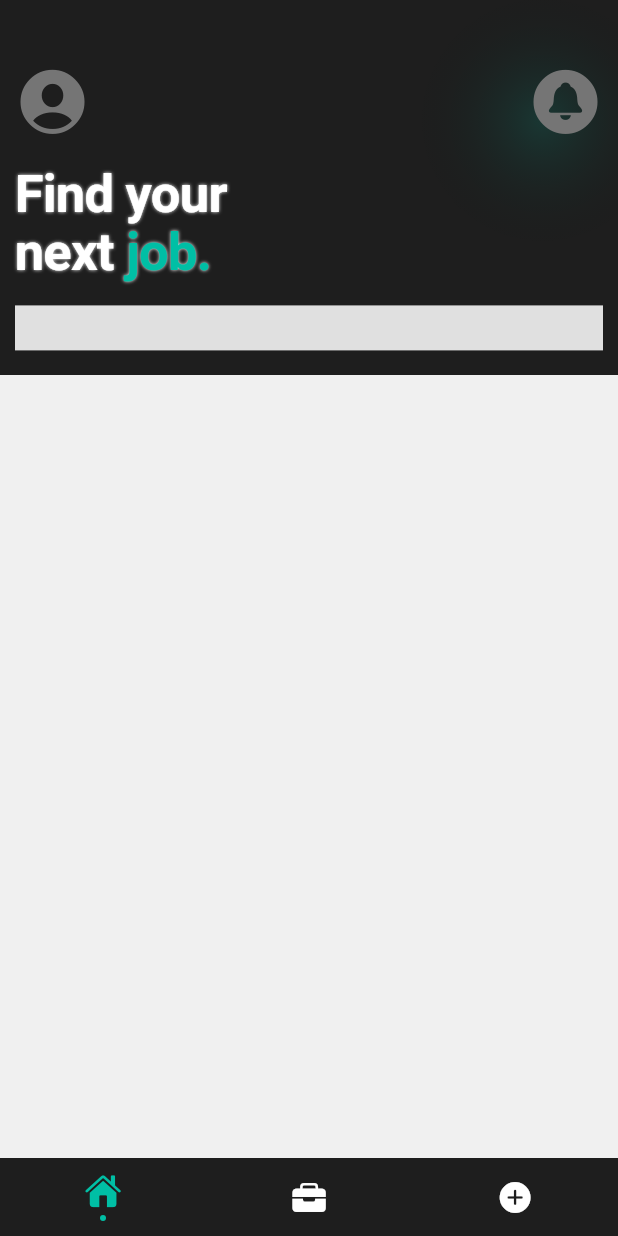
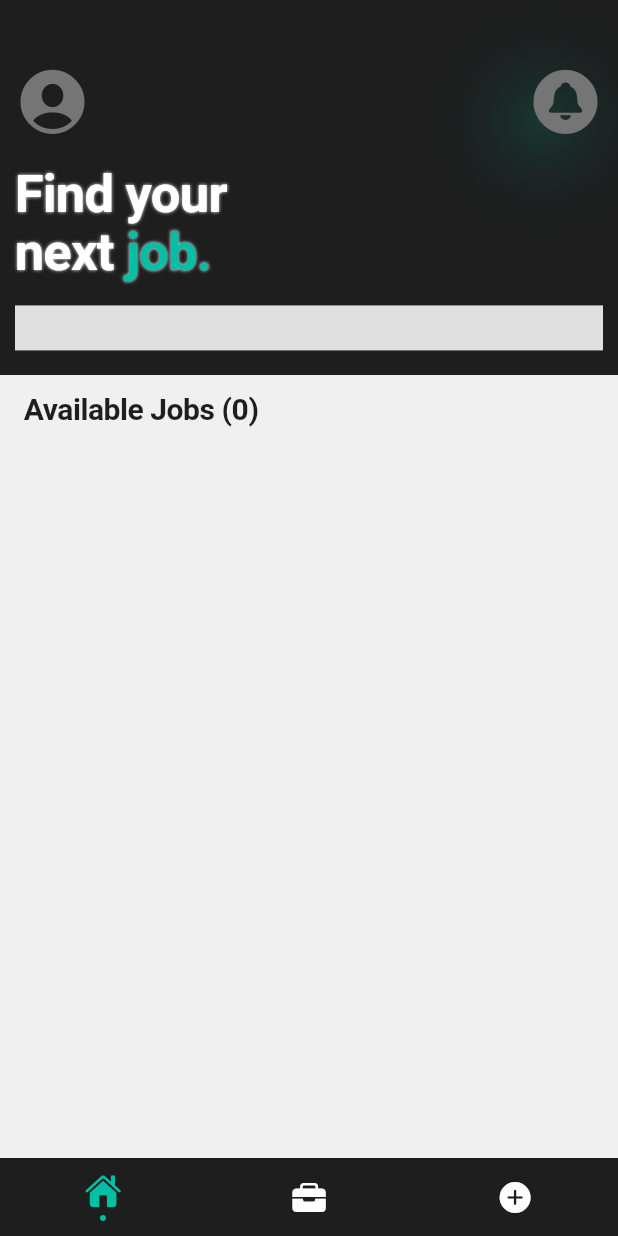
Before and after one commit to RujakBuah/Neo_PT_Best, a Flutter app: the JobListingPage screen opened by its route, on a phone screen of 412 x 824 dp. Run offline on Flutter 3.47's test engine with Material 3 defaults, Android fonts, the phone set to English and light mode, and no system bars; our stand-ins replace flutter_bloc, fpdart, get_it, go_router, supabase, supabase_flutter; accounts and stored records are empty.

```diff
--- a/lib/core/theme/app_palete.dart
+++ b/lib/core/theme/app_palete.dart
@@ -76,4 +76,13 @@ abstract final class AppPalette {
   static const Color grey700 = Color(0xFF616161);
   static const Color grey800 = Color(0xFF424242);
   static const Color grey900 = Color(0xFF212121);
+
+  static const Color deliveryBg = Color(0xFFE3F2FD);
+  static const Color deliveryIcon = Color(0xFF0288D1);
+
+  static const Color cleaningBg = Color(0xFFE0F2F1);
+  static const Color cleaningIcon = Color(0xFF00897B);
+
+  static const Color repairBg = Color(0xFFFFF3E0);
+  static const Color repairIcon = Color(0xFFF57C00);
 }
--- a/lib/core/theme/app_theme.dart
+++ b/lib/core/theme/app_theme.dart
@@ -127,7 +127,7 @@ abstract final class AppTheme {
       // ── Input / Search bar ────────────────────────────────────────────────
       inputDecorationTheme: InputDecorationTheme(
         filled: true,
-        fillColor: AppPalette.inputFillLight,
+        fillColor: AppPalette.surface,
         hintStyle: const TextStyle(
           color: AppPalette.textHint,
           fontSize: 14,
--- a/lib/features/jobs/presentation/pages/job_listing_page.dart
+++ b/lib/features/jobs/presentation/pages/job_listing_page.dart
@@ -1,8 +1,10 @@
 import 'package:flutter/material.dart';
 import 'package:flutter_bloc/flutter_bloc.dart';
+import 'package:pt_best/core/common/widgets/loader.dart';
+import 'package:pt_best/core/utils/show_snackbar.dart';
 import 'package:pt_best/features/jobs/presentation/widgets/job_app_bar.dart';
-import 'package:pt_best/core/theme/app_palete.dart';
 import 'package:pt_best/features/jobs/presentation/bloc/job_bloc.dart';
+import 'package:pt_best/features/jobs/presentation/widgets/job_card.dart';
 
 class JobListingPage extends StatefulWidget {
   // ignore: strict_top_level_inference
@@ -25,7 +27,49 @@ class _JobListingPageState extends State<JobListingPage> {
   Widget build(BuildContext context) {
     return Scaffold(
       appBar: JobAppBar(),
-      body: Container(color: AppPalette.background),
+      body: BlocConsumer<JobBloc, JobState>(
+        listener: (context, state) {
+          if (state is JobFailure) {
+            showSnackBar(context, state.error);
+          }
+        },
+        builder: (context, state) {
+          if (state is JobLoading) {
+            return const Loader();
+          }
+          if (state is JobDisplaySuccess) {
+            return SingleChildScrollView(
+              child: Column(
+                crossAxisAlignment: CrossAxisAlignment.start,
+                children: [
+                  Padding(
+                    padding: const EdgeInsets.symmetric(
+                      horizontal: 16,
+                    ).copyWith(top: 10),
+                    child: RichText(
+                      text: TextSpan(
+                        text: 'Available Jobs (${state.job.length})',
+                        style: Theme.of(context).textTheme.headlineMedium,
+                      ),
+                    ),
+                  ),
+                  ListView.builder(
+                    shrinkWrap: true,
+                    physics: NeverScrollableScrollPhysics(),
+                    itemCount: state.job.length,
+                    itemBuilder: (context, index) {
+                      final job = state.job[index];
+                      return JobCard(job: job);
+                    },
+                  ),
+                  SizedBox(height: 20),
+                ],
+              ),
+            );
+          }
+          return const SizedBox();
+        },
+      ),
     );
   }
 }
```
Also changed, not shown: lib/core/constants/constants.dart (+13 -0 lines), lib/core/utils/format_number.dart (added, +20 -0 lines), lib/features/jobs/presentation/pages/add_job_page.dart (+26 -4 lines), lib/features/jobs/presentation/widgets/job_card.dart (added, +145 -0 lines).
